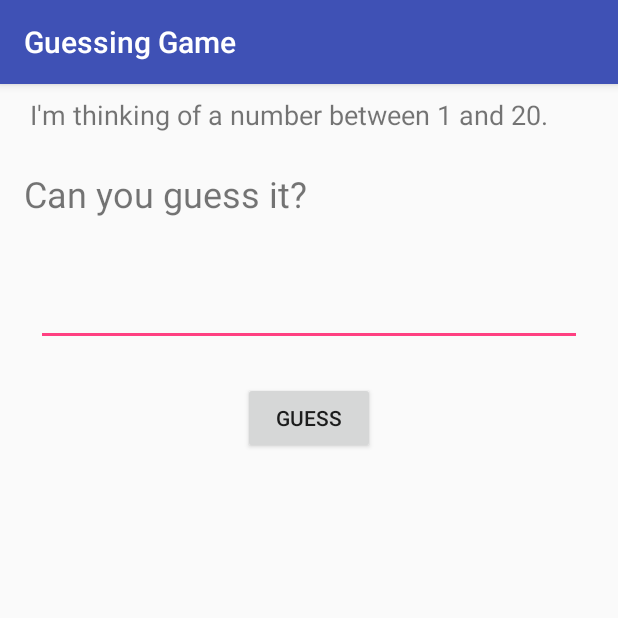
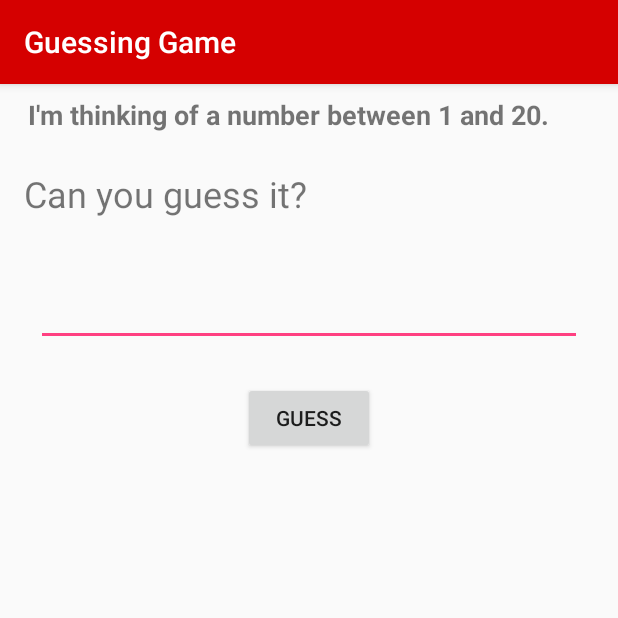
Before and after one commit to hellcrush88/GuessingGame, an Android app: the screen it shows after launch (MainActivity), after a tap on "GUESS", on a phone screen of 412 x 824 dp, the top half of it. Run offline under Robolectric (Android 15) with nearby library versions, the phone set to English and light mode, and no system bars; 1 statement that could not run was skipped.

Commit message:
Changing colour, adding icon, generating new number upon right answer

```diff
--- a/app/src/main/AndroidManifest.xml
+++ b/app/src/main/AndroidManifest.xml
@@ -4,7 +4,7 @@
 
     <application
         android:allowBackup="true"
-        android:icon="@mipmap/ic_launcher"
+        android:icon="@mipmap/ic_launcher2"
         android:label="@string/app_name"
         android:roundIcon="@mipmap/ic_launcher_round"
         android:supportsRtl="true"
--- a/app/src/main/java/sky/guessinggame/MainActivity.java
+++ b/app/src/main/java/sky/guessinggame/MainActivity.java
@@ -33,11 +33,21 @@ public class MainActivity extends AppCompatActivity {
         // If statement to compare the number entered with the generated number
         // Show toast depending on the number entered
         if(numberGuess == number){
-            Toast.makeText(this, "You are correct!!", Toast.LENGTH_SHORT).show();
+            makeToast("That is right!! Try again?");
+            // Generate a new number to guess once the answer was guessed right previously
+            Random random = new Random();
+            number = random.nextInt(20) + 1;
+
         }else if(numberGuess > number){
-            Toast.makeText(this, "Try lower", Toast.LENGTH_SHORT).show();
+            makeToast("Try lower");
+
         }else if(numberGuess < number){
-            Toast.makeText(this, "Try higher", Toast.LENGTH_SHORT).show();
+            makeToast("Try higher");
         }
     }
+
+    // makeToast method
+    public void makeToast(String string){
+        Toast.makeText(this, string, Toast.LENGTH_SHORT).show();
+    }
 }
--- a/app/src/main/res/layout/activity_main.xml
+++ b/app/src/main/res/layout/activity_main.xml
@@ -14,6 +14,7 @@
         android:text="I'm thinking of a number between 1 and 20."
         android:textAlignment="center"
         android:textSize="18sp"
+        android:textStyle="bold"
         tools:layout_editor_absoluteX="8dp"
         tools:layout_editor_absoluteY="8dp" />
 
--- a/app/src/main/res/values/colors.xml
+++ b/app/src/main/res/values/colors.xml
@@ -1,6 +1,6 @@
 <?xml version="1.0" encoding="utf-8"?>
 <resources>
-    <color name="colorPrimary">#3F51B5</color>
-    <color name="colorPrimaryDark">#303F9F</color>
+    <color name="colorPrimary">#D50000</color>
+    <color name="colorPrimaryDark">#D50000</color>
     <color name="colorAccent">#FF4081</color>
 </resources>
```
Also changed, not shown: app/src/main/ic_launcher2-web.png (added), app/src/main/res/mipmap-hdpi/ic_launcher2.png (added), app/src/main/res/mipmap-mdpi/ic_launcher2.png (added), app/src/main/res/mipmap-xhdpi/ic_launcher2.png (added), app/src/main/res/mipmap-xxhdpi/ic_launcher2.png (added), app/src/main/res/mipmap-xxxhdpi/ic_launcher2.png (added).
